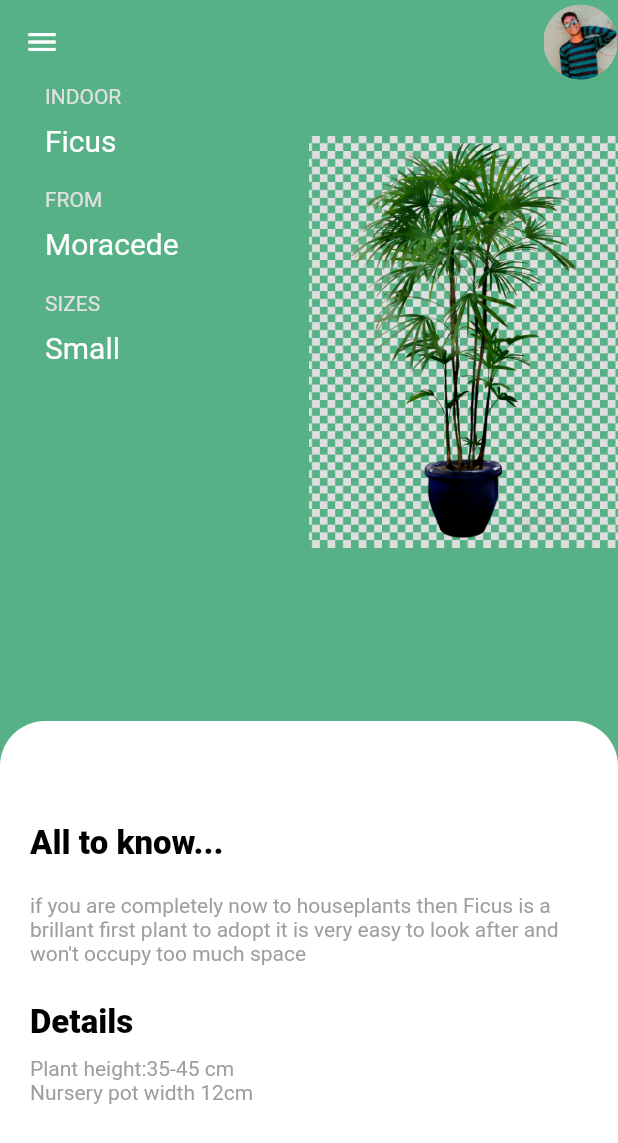
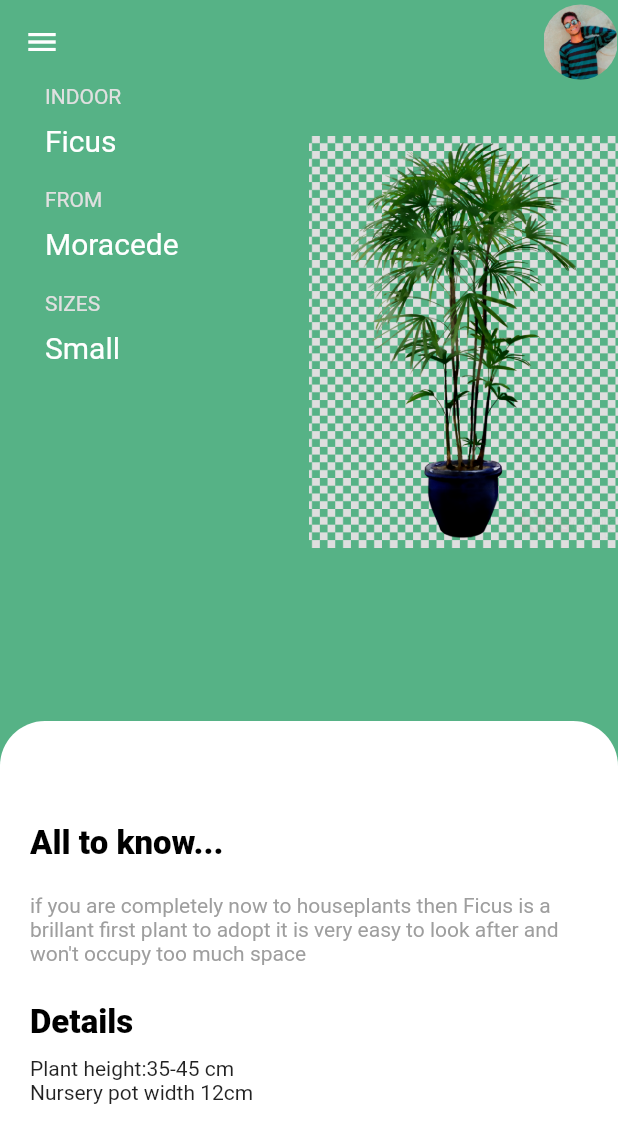
Before and after one commit to 3li-3bdullah/Ficus, a Flutter app: the screen it shows after launch, on a phone screen of 412 x 824 dp. Shown: the top 1143 px of the screen. Run offline on Flutter 3.47's test engine with Material 2 defaults, Android fonts, the phone set to English and light mode, and no system bars.

Commit message:
Added color

```diff
--- a/plant_app/lib/screen/home.dart
+++ b/plant_app/lib/screen/home.dart
@@ -1,5 +1,6 @@
 import 'package:flutter/material.dart';
 import 'package:plant_app/componant/mydrawer.dart';
+import 'package:plant_app/widgets/custom_text.dart';
 
 class Home extends StatefulWidget {
   const Home({Key? key}) : super(key: key);
@@ -96,12 +97,10 @@ class _HomeState extends State<Home> {
                                   fontSize: 22,
                                   fontWeight: FontWeight.w800)),
                           const SizedBox(height: 10),
-                          const Text("Plant height:35-45 cm",
-                              style:
-                                  TextStyle(fontSize: 14, color: Colors.grey)),
-                          const Text("Nursery pot width 12cm",
-                              style:
-                                  TextStyle(fontSize: 14, color: Colors.grey))
+                          const CustomText(text: "Plant height:35-45 cm", fontsize: 14,
+                          fontweight: FontWeight.normal ,color:Colors.grey ),
+                          const CustomText(text: "Nursery pot width 12cm", fontsize: 14,
+                          fontweight: FontWeight.normal ,color:Colors.grey ),
                         ]),
                   )),
             ),
```
